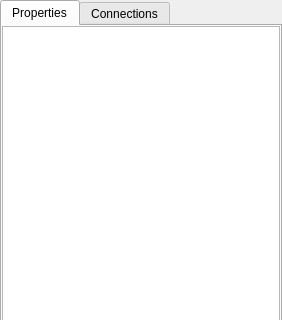
Above: src/Editor/WorldEditor/WModifyTab.ui from AxioDL/PrimeWorldEditor before the change; both pictures show x 0 to 282 and y 0 to 320 of the 282 by 502 pixel window. Below: the same form after it.
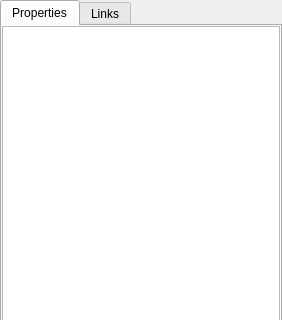
That is the form after the change. Icons and pictures are not drawn. Custom widgets are drawn as their Qt base class.

Commit message: Implemented World Editor Link/Unlink actions

Patch:
```diff
--- a/src/Editor/WorldEditor/WModifyTab.ui
+++ b/src/Editor/WorldEditor/WModifyTab.ui
@@ -79,7 +79,7 @@
      </widget>
      <widget class="QWidget" name="ConnectionsTab">
       <attribute name="title">
-       <string>Connections</string>
+       <string>Links</string>
       </attribute>
       <layout class="QVBoxLayout" name="ConnectionsLayout">
        <property name="leftMargin">
```
Left out of the diff: 12 changed lines with no effect on the pictures. The commit also changes 5 other files.
